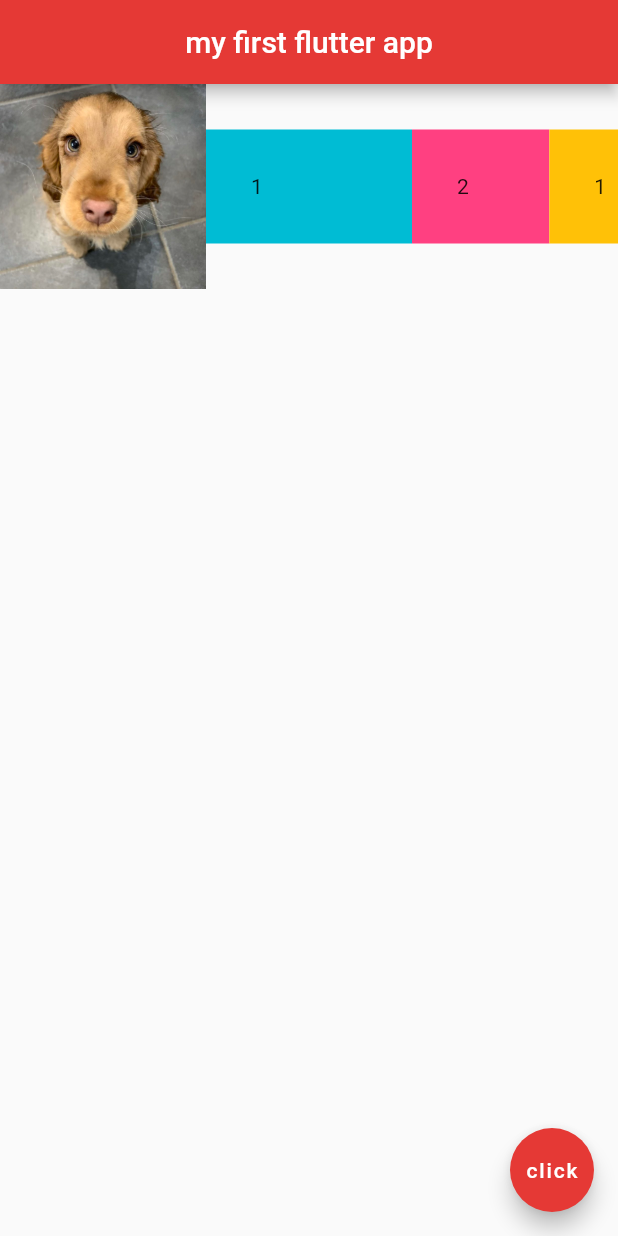
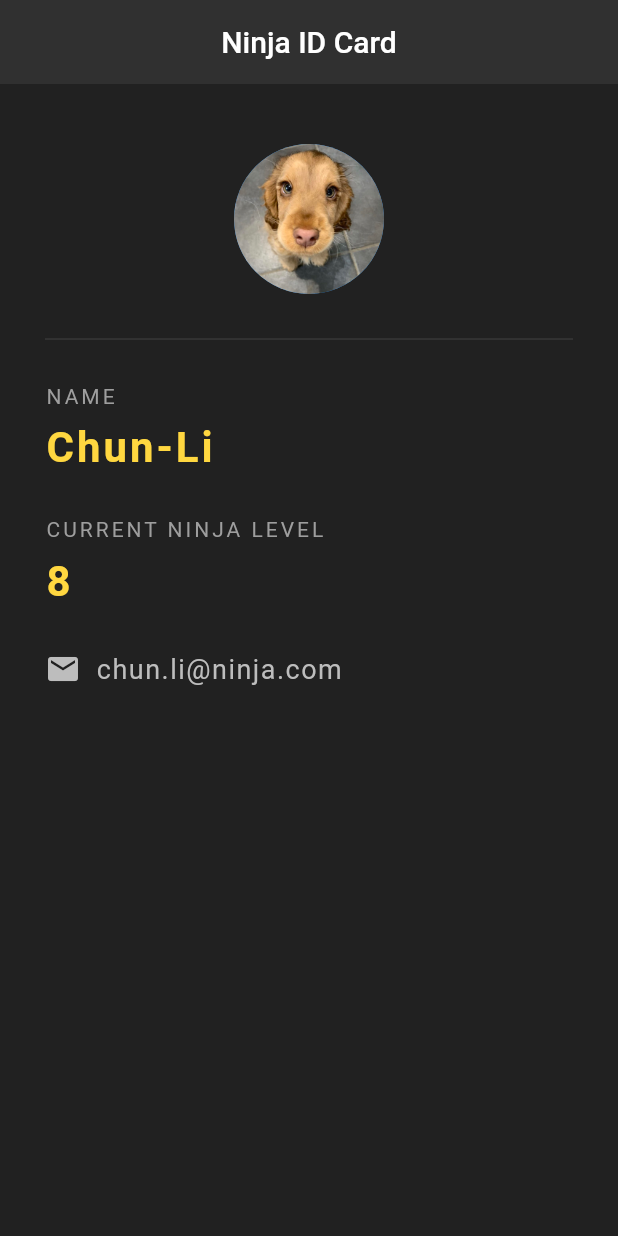
Before and after one commit to coldcodebeer/flutter_crash_app, a Flutter app: the screen it shows after launch, on a phone screen of 412 x 824 dp. Run offline on Flutter 3.47's test engine with Material 2 defaults, Android fonts, the phone set to English and light mode, and no system bars.

Commit message:
feat: Ninja home page

```diff
--- a/lib/main.dart
+++ b/lib/main.dart
@@ -3,57 +3,93 @@ import 'package:flutter/material.dart';
 
 void main() {
   runApp(MaterialApp(
-    home: Home(),
+    home: NinjaCard(),
   ));
 }
 
-class Home extends StatelessWidget {
-  // const Home({Key? key}) : super(key: key);
+class NinjaCard extends StatelessWidget {
+  // const NinjaCard({Key? key}) : super(key: key);
 
   @override
   Widget build(BuildContext context) {
     return Scaffold(
+      backgroundColor: Colors.grey[900],
       appBar: AppBar(
-        title: Text('my first flutter app'),
+        title: Text('Ninja ID Card'),
         centerTitle: true,
-        backgroundColor: Colors.red[600],
+        backgroundColor: Colors.grey[850],
+        elevation: 0.0,
       ),
-      body: Row(
+      body: Padding(
+        padding: EdgeInsets.fromLTRB(30.0, 40.0, 30.0, 0.0),
+        child: Column(
+          crossAxisAlignment: CrossAxisAlignment.start,
           children: <Widget>[
-          Expanded(
-            flex: 3,
-              child: Image.asset('assets/dog1.jpg')
-          ),
-          Expanded(
-            flex: 3,
-            child: Container(
-              padding: EdgeInsets.all(30.0),
-              color: Colors.cyan,
-              child: Text('1'),
+            Center(
+              child: CircleAvatar(
+                backgroundImage: AssetImage('assets/dog1.jpg'),
+                radius: 50,
               ),
             ),
-          Expanded(
-            flex: 2,
-            child: Container(
-              padding: EdgeInsets.all(30.0),
-              color: Colors.pinkAccent,
-              child: Text('2'),
+            Divider(
+              height: 60.0,
+              color: Colors.grey[800],
+            ),
+            Text(
+              'NAME',
+              style: TextStyle(
+                color: Colors.grey,
+                letterSpacing: 2.0,
               ),
             ),
-          Expanded(
-            flex: 1,
-            child: Container(
-              padding: EdgeInsets.all(30.0),
-              color: Colors.amber,
-              child: Text('1'),
+            SizedBox(height: 10.0),
+            Text(
+              'Chun-Li',
+              style: TextStyle(
+                color: Colors.amberAccent[200],
+                letterSpacing: 2.0,
+                fontSize: 28.0,
+                fontWeight: FontWeight.bold,
               ),
+            ),
+            SizedBox(height: 30.0),
+            Text(
+              'CURRENT NINJA LEVEL',
+              style: TextStyle(
+                color: Colors.grey,
+                letterSpacing: 2.0,
+              ),
+            ),
+            SizedBox(height: 10.0),
+            Text(
+              '8',
+              style: TextStyle(
+                color: Colors.amberAccent[200],
+                letterSpacing: 2.0,
+                fontSize: 28.0,
+                fontWeight: FontWeight.bold,
+              ),
+            ),
+            SizedBox(height: 30.0),
+            Row(
+              children: <Widget>[
+                Icon(
+                  Icons.email,
+                  color: Colors.grey[400],
+                ),
+                SizedBox(width: 10.0),
+                Text(
+                  'chun.li@ninja.com',
+                  style: TextStyle(
+                    color: Colors.grey[400],
+                    fontSize: 18.0,
+                    letterSpacing: 1.0,
+                  ),
+                )
+              ],
             ),
           ],
         ),
-      floatingActionButton: FloatingActionButton(
-        child: Text('click'),
-        onPressed: () {},
-        backgroundColor: Colors.red[600],
       ),
     );
   }
```
Lines whose indentation alone changed are shown as unchanged.
